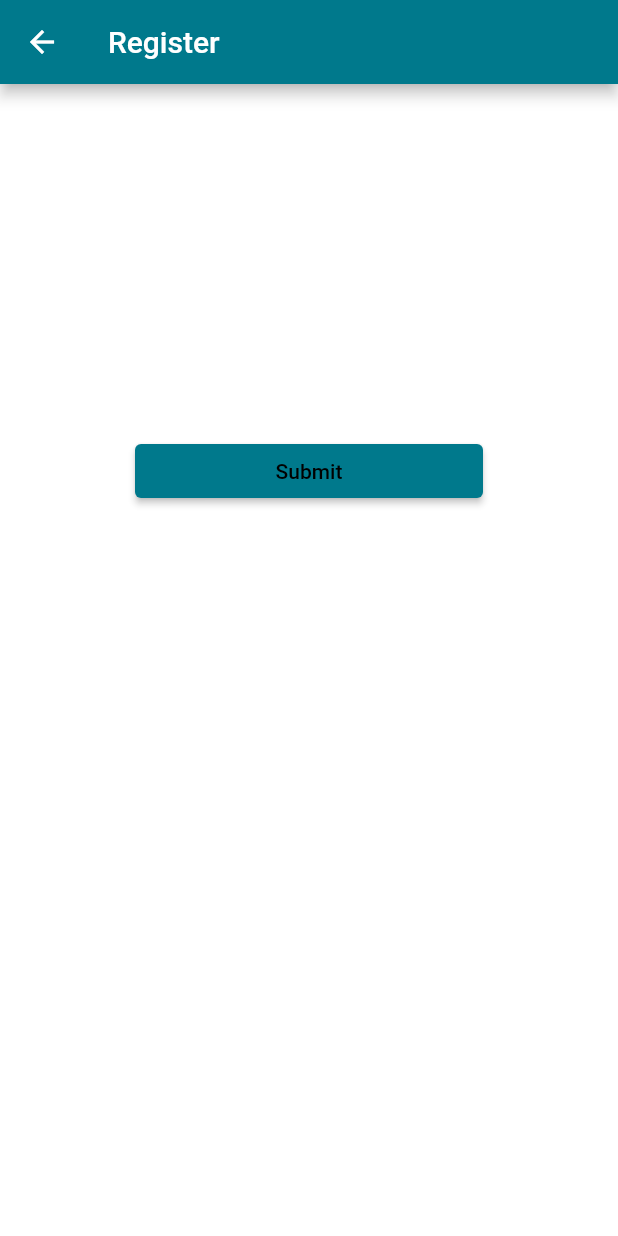
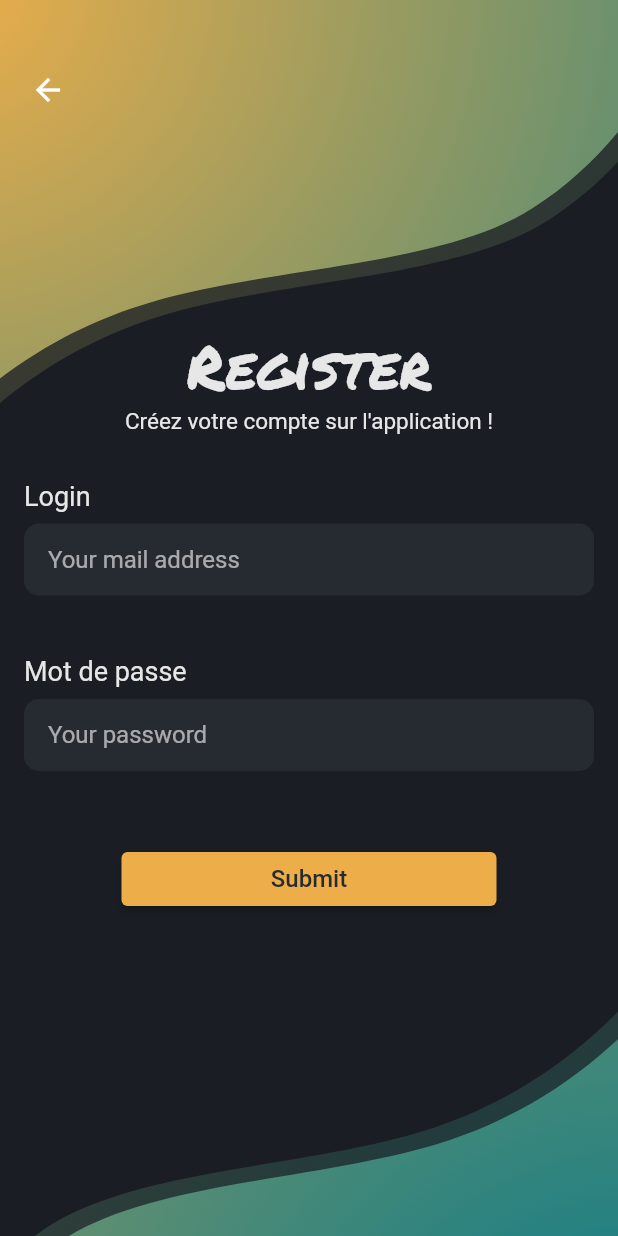
Before and after one commit to legrcharles/flutter_poc, a Flutter app: the RegisterView screen opened directly, on a phone screen of 412 x 824 dp. Run offline on Flutter 3.47's test engine with Material 2 defaults, Android fonts, the phone set to English and light mode, and no system bars; drawn by our look-alikes of flutter_platform_widgets; our stand-ins replace bloc, easy_localization, equatable, firebase_auth, firebase_core, flutter_bloc and 3 more; missing offline and left inert: html_character_entities; accounts and stored records are empty.

Commit message:
feat(Nav): reorder project nav

```diff
--- a/lib/main.dart
+++ b/lib/main.dart
@@ -52,7 +52,7 @@ class _MyAppState extends State<MyApp> {
                 locale: context.locale,
                 onGenerateRoute: (settings) =>
                     RouteGenerator.generateRoute(settings, context),
-                initialRoute: '/',
+                initialRoute: '/splashscreen',
                 debugShowCheckedModeBanner: false,
                 title: 'Flutter Platform Widgets',
                 material: (_, __) => MaterialAppData(
--- a/lib/presentation/authsplash/authsplash.dart
+++ /dev/null
@@ -1,2 +0,0 @@
-export 'view/authsplash_page.dart';
-export 'bloc/authsplash_bloc.dart';
--- a/lib/presentation/register/view/register_page.dart
+++ b/lib/presentation/register/view/register_page.dart
@@ -1,11 +1,18 @@
+import 'dart:io';
+
 import 'package:flutter/material.dart';
 import 'package:flutter_architecture/app_route.dart';
 import 'package:flutter_architecture/core/success_wrapper.dart';
 import 'package:flutter_architecture/data/datamanager/datamanager.dart';
+import 'package:flutter_architecture/presentation/common/utils/alert_utils.dart';
+import 'package:flutter_architecture/presentation/common/utils/color_utils.dart';
 import 'package:flutter_architecture/presentation/register/bloc/register_bloc.dart';
 import 'package:flutter_architecture/presentation/register/widgets/widgets.dart';
 
 import 'package:flutter_bloc/flutter_bloc.dart';
+import 'package:flutter_platform_widgets/flutter_platform_widgets.dart';
+import 'package:flutter_svg/flutter_svg.dart';
+import 'package:google_fonts/google_fonts.dart';
 import 'package:provider/provider.dart';
 
 class RegisterPage extends StatelessWidget {
@@ -40,49 +47,114 @@ class _RegisterViewState extends State<RegisterView> {
 
   @override
   Widget build(BuildContext context) {
-    return Scaffold(
-        backgroundColor: Colors.white,
-        appBar: AppBar(
-          title: const Text('Register'),
+    return PlatformScaffold(
+      /*
+        appBar: PlatformAppBar(
+          backgroundColor: Colors.transparent,
+          material: (context, platform) => MaterialAppBarData(
+            elevation: 0
           ),
+          cupertino: (context, platform) {
+              return CupertinoNavigationBarData(
+                  transitionBetweenRoutes: true,
+                  automaticallyImplyLeading: true,
+                  previousPageTitle: LocaleKeys.home_title.tr());
+            },
+        ),
+       */
         body: BlocListener<RegisterBloc, RegisterState>(
             listener: (context, state) {
               final submissionState = state.submissionState;
 
               if (submissionState is StateSuccess) {
-                ScaffoldMessenger.of(context).hideCurrentSnackBar();
-                showDialog<void>(
-                  context: context,
-                  builder: (_) => RegisterSuccessDialog(onPressed: () {
-                    Navigator.of(context).pushNamed(Routes.userList.path);
-                  }),
+                Navigator.of(context).pushReplacementNamed(Routes.home.path);
+              }
+              if (submissionState is StateError) {
+                AlertUtils.showError(context, submissionState.error.toString(), androidSnakeBar: true);
+              }
+            },
+            child: Stack(
+              children: <Widget>[
+                _buildBackground(),
+                _buildContent()
+              ],
+            )
+        )
     );
   }
-              if (submissionState is StateLoading) {
-                ScaffoldMessenger.of(context)
-                  ..hideCurrentSnackBar()
-                  ..showSnackBar(
-                    const SnackBar(content: Text('Submitting...')),
+
+  Widget _buildBackground() {
+    return Column(
+      children: <Widget>[
+        _buildHeader(),
+        Expanded(child: Container()),
+        _buildFooter(),
+      ],
     );
   }
-              if (submissionState is StateError) {
-                ScaffoldMessenger.of(context)
-                  ..hideCurrentSnackBar()
-                  ..showSnackBar(
-                    SnackBar(content: Text(submissionState.error.toString())),
+
+  Widget _buildHeader() {
+    return Stack(
+      children: [
+        SizedBox(
+          width: double.infinity,
+          child: SvgPicture.asset(
+            'assets/images/login/header.svg',
+            fit: BoxFit.fill,
+          ),
+        ),
+        Positioned(
+          top: 36,
+          left: 8,
+          child: PlatformIconButton(
+            padding: const EdgeInsets.all(4.0),
+            icon: Icon(
+              Platform.isIOS ? Icons.arrow_back_ios : Icons.arrow_back,
+            ),
+            onPressed: () {
+              Navigator.of(context).pop();
+            },
+          ),
+        ),
+      ],
     );
   }
-            },
-            child: Padding(
-              padding: const EdgeInsets.all(8.0),
+
+  Widget _buildContent() {
+    return Column(mainAxisAlignment: MainAxisAlignment.center, crossAxisAlignment: CrossAxisAlignment.center, children: [
+      Padding(
+        padding: const EdgeInsets.all(16.0),
         child: Column(
-                children: <Widget>[
+          children: [
+            Text(
+              "Register",
+              style: GoogleFonts.permanentMarker(color: AppColor.text, fontSize: 40),
+            ),
+            Text(
+              "Créez votre compte sur l'application !",
+              style: TextStyle(color: AppColor.text, fontSize: 15),
+            ),
+            const SizedBox(height: 30),
             RegisterEmailInput(focusNode: _emailFocusNode),
+            const SizedBox(height: 16),
             RegisterPasswordInput(focusNode: _passwordFocusNode),
-                  const SizedBox(height: 50),
-                  const RegisterSubmitButton(),
+            const SizedBox(height: 24),
+            const RegisterSubmitButton()
           ],
         ),
-            )));
+      ),
+    ]);
+  }
+
+  Widget _buildFooter() {
+    return SizedBox(
+      width: double.infinity,
+      height: 150,
+      child: SvgPicture.asset(
+        'assets/images/login/footer.svg',
+        fit: BoxFit.cover,
+        alignment: Alignment.topCenter,
+      ),
+    );
   }
 }
--- a/lib/presentation/register/widgets/register_email_input.dart
+++ b/lib/presentation/register/widgets/register_email_input.dart
@@ -1,5 +1,6 @@
 import 'package:flutter/material.dart';
 import 'package:flutter_architecture/core/form_input.dart';
+import 'package:flutter_architecture/presentation/common/utils/color_utils.dart';
 import 'package:flutter_architecture/presentation/register/bloc/register_bloc.dart';
 import 'package:flutter_bloc/flutter_bloc.dart';
 
@@ -16,24 +17,50 @@ class RegisterEmailInput extends StatelessWidget {
         final inputState = state.emailInput.state;
         final inputValue = state.emailInput.value;
 
-        return TextFormField(
+        return Column(
+          children: [
+            SizedBox(
+                width: double.infinity,
+                child: Text(
+                  "Login",
+                  textAlign: TextAlign.left,
+                  style: TextStyle(color: AppColor.text, fontSize: 18),
+                )),
+            const SizedBox(height: 8),
+            Container(
+              decoration: BoxDecoration(
+                color: AppColor.backgroundLight1,
+                borderRadius: BorderRadius.circular(10),
+              ),
+              child: TextField(
+                cursorColor: AppColor.text,
+                decoration: InputDecoration(
+                  contentPadding: const EdgeInsets.only(left: 16, right: 16),
+                  border: InputBorder.none,
+                  hintText: "Your mail address",
+                  focusColor: AppColor.text,
+                ),
                 controller: TextEditingController(text: inputValue)
                   ..selection = TextSelection.fromPosition(
                     TextPosition(offset: inputValue.length),
                   ),
                 focusNode: focusNode,
-          decoration: InputDecoration(
-            icon: const Icon(Icons.email),
-            labelText: 'Email',
-            helperText: 'A complete, valid email e.g. joe@gmail.com',
-            errorText:
-                inputState is InputInvalid ? inputState.error.toString() : null,
-          ),
                 keyboardType: TextInputType.emailAddress,
                 onChanged: (value) {
                   context.read<RegisterBloc>().add(EmailChanged(email: value));
                 },
                 textInputAction: TextInputAction.next,
+              ),
+            ),
+            const SizedBox(height: 8),
+            SizedBox(
+                width: double.infinity,
+                child: Text(
+                  inputState is InputInvalid ? inputState.error.toString() : "",
+                  textAlign: TextAlign.left,
+                  style: TextStyle(color: AppColor.error, fontSize: 14),
+                )),
+          ],
         );
       },
     );
--- a/lib/presentation/register/widgets/register_password_input.dart
+++ b/lib/presentation/register/widgets/register_password_input.dart
@@ -1,5 +1,6 @@
 import 'package:flutter/material.dart';
 import 'package:flutter_architecture/core/form_input.dart';
+import 'package:flutter_architecture/presentation/common/utils/color_utils.dart';
 import 'package:flutter_architecture/presentation/register/bloc/register_bloc.dart';
 import 'package:flutter_bloc/flutter_bloc.dart';
 
@@ -16,27 +17,51 @@ class RegisterPasswordInput extends StatelessWidget {
         final inputState = state.passwordInput.state;
         final inputValue = state.passwordInput.value;
 
-        return TextFormField(
+        return Column(
+          children: [
+            SizedBox(
+                width: double.infinity,
+                child: Text(
+                  "Mot de passe",
+                  textAlign: TextAlign.left,
+                  style: TextStyle(color: AppColor.text, fontSize: 18),
+                )),
+            const SizedBox(height: 8,),
+            Container(
+              decoration: BoxDecoration(
+                color: AppColor.backgroundLight1,
+                borderRadius: BorderRadius.circular(10),
+              ),
+              child: TextField(
+                cursorColor: AppColor.text,
+                obscureText: true,
+                decoration: InputDecoration(
+                  contentPadding: const EdgeInsets.only(left: 16, right: 16),
+                  border: InputBorder.none,
+                  hintText: "Your password",
+                  focusColor: AppColor.text,
+                ),
                 controller: TextEditingController(text: inputValue)
                   ..selection = TextSelection.fromPosition(
                     TextPosition(offset: inputValue.length),
                   ),
                 focusNode: focusNode,
-          decoration: InputDecoration(
-            icon: const Icon(Icons.lock),
-            helperText:
-                '''Password should be at least 8 characters with at least one letter and number''',
-            helperMaxLines: 2,
-            labelText: 'Password',
-            errorMaxLines: 2,
-            errorText:
-                inputState is InputInvalid ? inputState.error.toString() : null,
-          ),
-          obscureText: true,
+                keyboardType: TextInputType.text,
                 onChanged: (value) {
                   context.read<RegisterBloc>().add(PasswordChanged(password: value));
                 },
                 textInputAction: TextInputAction.done,
+              ),
+            ),
+            const SizedBox(height: 8,),
+            SizedBox(
+                width: double.infinity,
+                child: Text(
+                  inputState is InputInvalid ? inputState.error.toString() : "",
+                  textAlign: TextAlign.left,
+                  style: TextStyle(color: AppColor.error, fontSize: 14),
+                )),
+          ],
         );
       },
     );
--- a/lib/presentation/register/widgets/register_submit_button.dart
+++ b/lib/presentation/register/widgets/register_submit_button.dart
@@ -1,6 +1,6 @@
 import 'package:flutter/material.dart';
 import 'package:flutter_architecture/core/success_wrapper.dart';
-import 'package:flutter_architecture/presentation/common/widgets/loading.dart';
+import 'package:flutter_architecture/presentation/common/widgets/app_button.dart';
 import 'package:flutter_architecture/presentation/register/bloc/register_bloc.dart';
 import 'package:flutter_bloc/flutter_bloc.dart';
 
@@ -10,16 +10,16 @@ class RegisterSubmitButton extends StatelessWidget {
   @override
   Widget build(BuildContext context) {
     return BlocBuilder<RegisterBloc, RegisterState>(
-      buildWhen: (previous, current) => previous.status != current.status,
+      //buildWhen: (previous, current) => previous.status != current.status,
       builder: (context, state) {
         //print("isFormValid ${state.isFormValid}");
-        return ElevatedButton(
-          onPressed: () => context.read<RegisterBloc>().add(FormSubmitted()),
-          child: SizedBox(
-            width: 200,
-            child: state.submissionState is StateLoading
-                ? const Loading()
-                : const Center(child: Text('Submit')),
+        return SizedBox(
+          width: 250,
+          child: AppButton(
+            style: AppButtonStyle.secondary,
+            title: 'Submit',
+            loading: state.submissionState is StateLoading,
+            onPressed: () => context.read<RegisterBloc>().add(FormSubmitted()),
           ),
         );
       },
--- a/lib/presentation/register/widgets/widgets.dart
+++ b/lib/presentation/register/widgets/widgets.dart
@@ -1,4 +1,3 @@
 export 'register_email_input.dart';
 export 'register_password_input.dart';
 export 'register_submit_button.dart';
-export 'register_success_dialog.dart';
--- /dev/null
+++ b/lib/presentation/splashscreen/splashscreen.dart
@@ -0,0 +1,2 @@
+export 'view/splashscreen_page.dart';
+export 'bloc/splashscreen_bloc.dart';
```
Also changed, not shown: lib/app_route.dart (+9 -10 lines), lib/presentation/authsplash/view/authsplash_page.dart (deleted, +0 -48 lines), lib/presentation/home/home_screen.dart (+15 -9 lines), lib/presentation/register/widgets/register_success_dialog.dart (deleted, +0 -44 lines), lib/presentation/signin/view/signin_page.dart (+7 -24 lines), lib/presentation/signin/widgets/signin_email_input.dart (+2 -6 lines), lib/presentation/signin/widgets/signin_password_input.dart (+2 -6 lines), lib/presentation/splashscreen/view/splashscreen_page.dart (added, +80 -0 lines), lib/presentation/splashscreen/bloc/splashscreen_bloc.dart (renamed from lib/presentation/authsplash/bloc/authsplash_bloc.dart). Lines whose indentation alone changed are shown as unchanged.
